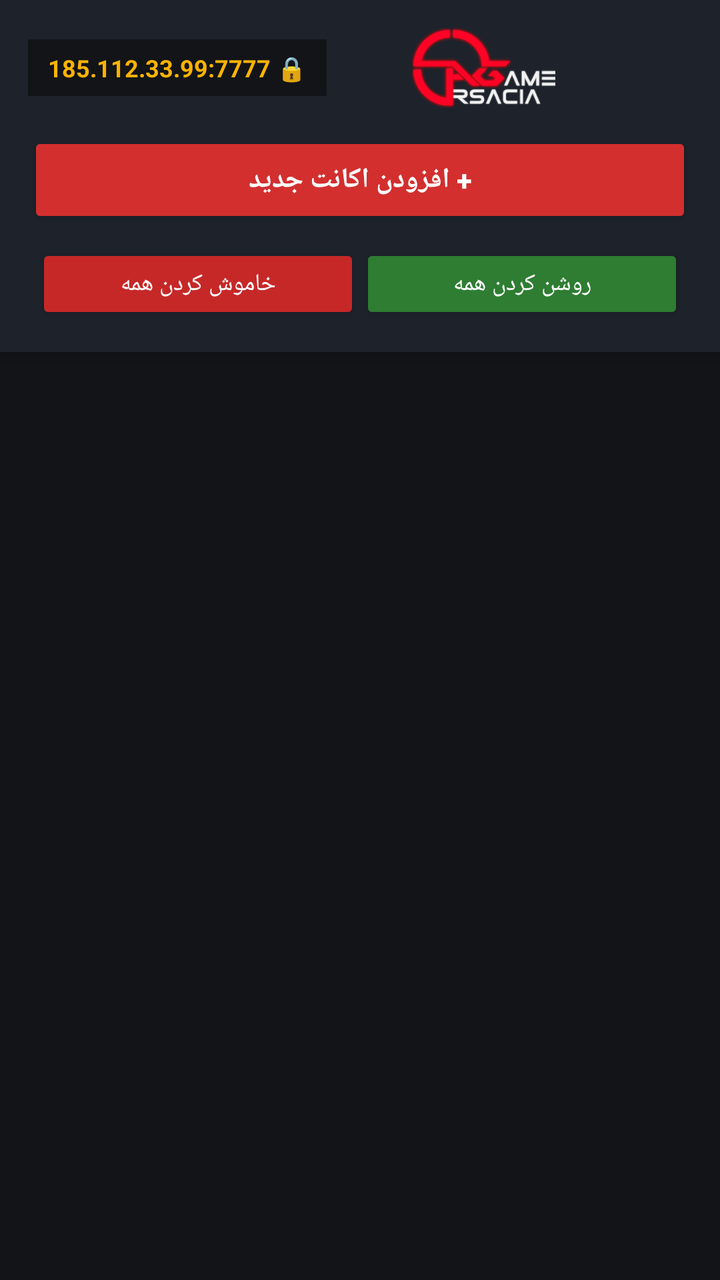
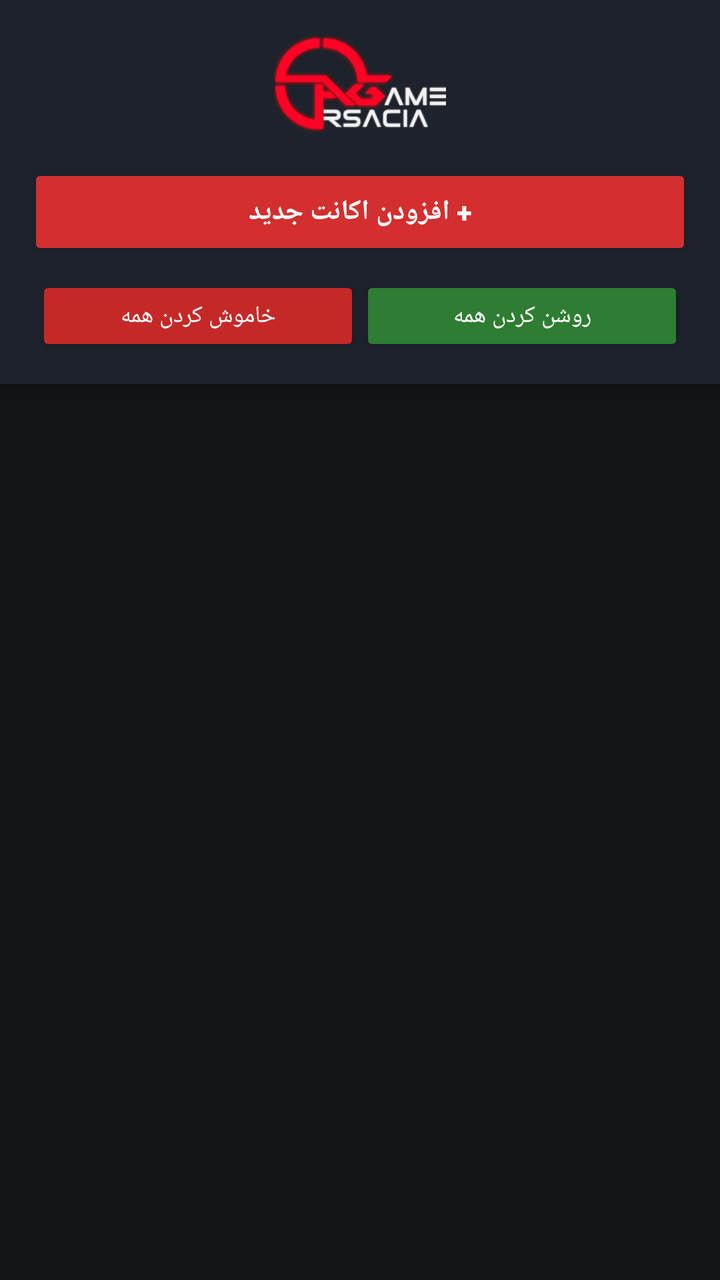

Compare the two renders of this Android layout. The source of the first and the diff that turns it into the second are given below.
<!-- AndroidManifest.xml: application theme Theme.AGRak -->
<!-- res/layout/activity_main.xml -->
<?xml version="1.0" encoding="utf-8"?>
<LinearLayout xmlns:android="http://schemas.android.com/apk/res/android"
    xmlns:app="http://schemas.android.com/apk/res-auto"
    android:layout_width="match_parent"
    android:layout_height="match_parent"
    android:background="@color/bg_dark"
    android:orientation="vertical"
    android:layoutDirection="rtl">

    
    <androidx.cardview.widget.CardView
        android:layout_width="match_parent"
        android:layout_height="wrap_content"
        app:cardBackgroundColor="@color/card_dark"
        app:cardCornerRadius="0dp"
        app:cardElevation="6dp">

        <LinearLayout
            android:layout_width="match_parent"
            android:layout_height="wrap_content"
            android:orientation="vertical"
            android:padding="14dp">

            
            <LinearLayout
                android:layout_width="match_parent"
                android:layout_height="wrap_content"
                android:gravity="center_vertical"
                android:orientation="horizontal">

                <ImageView
                    android:id="@+id/imgHeaderLogo"
                    android:layout_width="140dp"
                    android:layout_height="40dp"
                    android:scaleType="fitStart"
                    android:src="@drawable/logo_header"
                    android:contentDescription="AGRak Logo" />

                <View
                    android:layout_width="0dp"
                    android:layout_height="0dp"
                    android:layout_weight="1" />

                
                <LinearLayout
                    android:layout_width="wrap_content"
                    android:layout_height="wrap_content"
                    android:background="@color/bg_dark"
                    android:gravity="center_vertical"
                    android:paddingHorizontal="10dp"
                    android:paddingVertical="6dp">

                    <TextView
                        android:layout_width="wrap_content"
                        android:layout_height="wrap_content"
                        android:text="🔒 185.112.33.99:7777"
                        android:textColor="@color/accent_gold"
                        android:textSize="12sp"
                        android:textStyle="bold" />
                </LinearLayout>
            </LinearLayout>

            
            <Button
                android:id="@+id/btnAddAccount"
                android:layout_width="match_parent"
                android:layout_height="48dp"
                android:layout_marginTop="12dp"
                android:backgroundTint="@color/primary_red"
                android:text="@string/add_account"
                android:textColor="@color/text_white"
                android:textStyle="bold"
                android:textSize="14sp" />

            
            <LinearLayout
                android:layout_width="match_parent"
                android:layout_height="wrap_content"
                android:layout_marginTop="8dp"
                android:orientation="horizontal">

                <Button
                    android:id="@+id/btnStartAll"
                    android:layout_width="0dp"
                    android:layout_height="40dp"
                    android:layout_weight="1"
                    android:layout_marginStart="4dp"
                    android:backgroundTint="#2E7D32"
                    android:text="@string/start_all"
                    android:textColor="@color/text_white"
                    android:textSize="12sp" />

                <Button
                    android:id="@+id/btnStopAll"
                    android:layout_width="0dp"
                    android:layout_height="40dp"
                    android:layout_weight="1"
                    android:layout_marginEnd="4dp"
                    android:backgroundTint="#C62828"
                    android:text="@string/stop_all"
                    android:textColor="@color/text_white"
                    android:textSize="12sp" />
            </LinearLayout>

        </LinearLayout>
    </androidx.cardview.widget.CardView>

    
    <FrameLayout
        android:layout_width="match_parent"
        android:layout_height="match_parent">

        <androidx.recyclerview.widget.RecyclerView
            android:id="@+id/rvAccounts"
            android:layout_width="match_parent"
            android:layout_height="match_parent"
            android:padding="8dp"
            android:clipToPadding="false" />

        
        <TextView
            android:id="@+id/tvEmptyAccounts"
            android:layout_width="match_parent"
            android:layout_height="wrap_content"
            android:layout_gravity="center"
            android:gravity="center"
            android:padding="32dp"
            android:text="@string/no_accounts"
            android:textColor="@color/text_secondary"
            android:textSize="14sp"
            android:visibility="gone" />

    </FrameLayout>

</LinearLayout>
<!-- resources referenced by this layout -->
<resources>
  <color name="accent_gold">#FFB300</color>
  <color name="bg_dark">#121418</color>
  <color name="card_dark">#1E222B</color>
  <color name="primary_red">#D32F2F</color>
  <color name="text_secondary">#B0BEC5</color>
  <color name="text_white">#FFFFFF</color>
  <!-- drawable logo_header: png bitmap (drawable, 17765 bytes) -->
  <string name="add_account">+ افزودن اکانت جدید</string>
  <string name="no_accounts">هیچ اکانتی اضافه نشده است. برای شروع دکمه «+ افزودن اکانت جدید» را بزنید.</string>
  <string name="start_all">روشن کردن همه</string>
  <string name="stop_all">خاموش کردن همه</string>
  <style name="Theme.AGRak" parent="Theme.AppCompat.DayNight.NoActionBar">
          <item name="colorPrimary">@color/primary_red</item>
          <item name="colorPrimaryDark">@color/primary_red_dark</item>
          <item name="colorAccent">@color/accent_gold</item>
          <item name="android:windowBackground">@color/bg_dark</item>
          <item name="android:statusBarColor">#0A0B0E</item>
          <item name="android:navigationBarColor">#0A0B0E</item>
      </style>
  <color name="primary_red_dark">#9A0007</color>
</resources>

<!-- the commit's change to res/layout/activity_main.xml (unified diff, before → after) -->
@@ -22,43 +22,21 @@
             android:padding="14dp">
 
             
-            <LinearLayout
+            <FrameLayout
                 android:layout_width="match_parent"
                 android:layout_height="wrap_content"
-                android:gravity="center_vertical"
-                android:orientation="horizontal">
+                android:layout_marginVertical="4dp">
 
                 <ImageView
                     android:id="@+id/imgHeaderLogo"
-                    android:layout_width="140dp"
-                    android:layout_height="40dp"
-                    android:scaleType="fitStart"
+                    android:layout_width="160dp"
+                    android:layout_height="48dp"
+                    android:layout_gravity="center"
+                    android:scaleType="fitCenter"
+                    android:adjustViewBounds="true"
                     android:src="@drawable/logo_header"
                     android:contentDescription="AGRak Logo" />
-
-                <View
-                    android:layout_width="0dp"
-                    android:layout_height="0dp"
-                    android:layout_weight="1" />
-
-                
-                <LinearLayout
-                    android:layout_width="wrap_content"
-                    android:layout_height="wrap_content"
-                    android:background="@color/bg_dark"
-                    android:gravity="center_vertical"
-                    android:paddingHorizontal="10dp"
-                    android:paddingVertical="6dp">
-
-                    <TextView
-                        android:layout_width="wrap_content"
-                        android:layout_height="wrap_content"
-                        android:text="🔒 185.112.33.99:7777"
-                        android:textColor="@color/accent_gold"
-                        android:textSize="12sp"
-                        android:textStyle="bold" />
-                </LinearLayout>
-            </LinearLayout>
+            </FrameLayout>
 
             
             <Button
